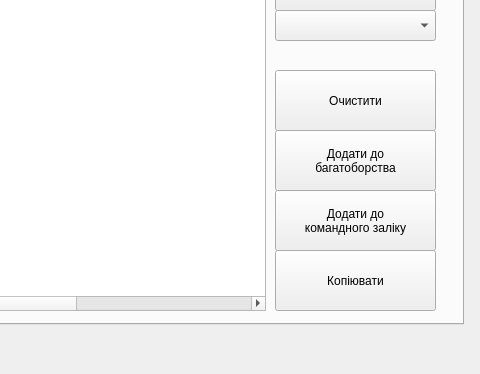
The window that startingprotocol.ui (AgMUH/SwimAssist) describes before a commit, drawn with Qt 5; both pictures show x 747 to 1227 and y 316 to 690 of the 1227 by 690 pixel window.
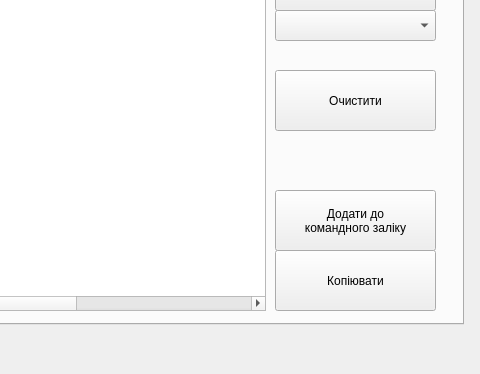
The same window after the commit. The open tabs and pages were chosen to show the change.

```diff
--- a/startingprotocol.ui
+++ b/startingprotocol.ui
@@ -3197,25 +3197,6 @@
       <string>Очистити</string>
      </property>
     </widget>
-    <widget class="QPushButton" name="pushButton_goToManyFights_2">
-     <property name="geometry">
-      <rect>
-       <x>1010</x>
-       <y>410</y>
-       <width>161</width>
-       <height>61</height>
-      </rect>
-     </property>
-     <property name="font">
-      <font>
-       <pointsize>9</pointsize>
-      </font>
-     </property>
-     <property name="text">
-      <string>Додати до
-багатоборства</string>
-     </property>
-    </widget>
     <widget class="QPushButton" name="pushButton_goToTeams_2">
      <property name="geometry">
       <rect>
```
